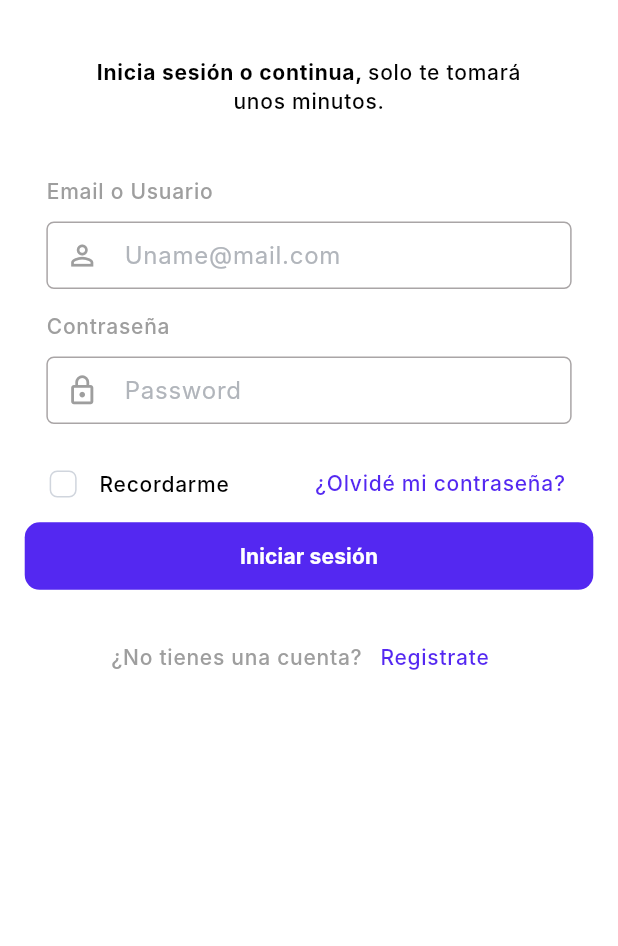
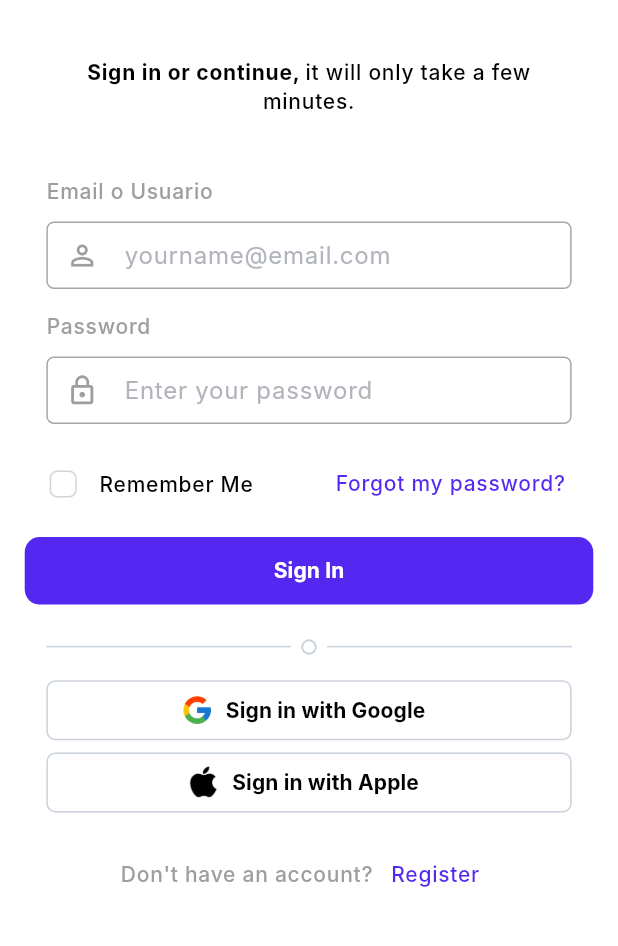
Before and after one commit to Jhodavid/Banca-Cr-ditos, a Flutter app: the SingInPage screen opened by its route, on a phone screen of 412 x 824 dp, the part 127-1073 px from its top. Run offline on Flutter 3.47's test engine with Material 3 defaults, Android fonts, the light colour scheme and no system bars; our stand-ins replace flutter_riverpod, go_router; generated files the repository leaves out were written again; Roboto replaces fonts that are missing (Inter).

Commit message:
Diseño y traducciones del módulo de autenticación

```diff
--- a/lib/config/app_theme.dart
+++ b/lib/config/app_theme.dart
@@ -1,5 +1,4 @@
 import 'package:flutter/material.dart';
-import 'package:flutter/services.dart';
 
 
 
@@ -27,6 +26,10 @@ class AppTheme {
       textTheme: const TextTheme().copyWith(
         bodyLarge: const TextStyle(
           color: Colors.black,
+        ),
+        bodyMedium: const TextStyle(
+          color: Colors.grey,
+          fontSize: 14
         ),
         displaySmall: const TextStyle(
           fontSize: 30,
@@ -58,6 +61,7 @@ class AppTheme {
       ),
       filledButtonTheme: FilledButtonThemeData(
         style: ButtonStyle(
+          iconColor: const MaterialStatePropertyAll<Color>(Colors.grey),
           fixedSize: const MaterialStatePropertyAll<Size>(
             Size(double.infinity, 45)
           ),
--- a/lib/config/localization/arb/app_en.arb
+++ b/lib/config/localization/arb/app_en.arb
@@ -1,8 +1,39 @@
 {
     "@@locale": "en",
     "app_name": "Banking credits",
-    "on_boarding_first_message": "Accede a créditos\ncon un solo toque y sin\ncomplicaciones.",
-    "on_boarding_second_message": "Toma el control de tus\nfinanzas con confianza y\naccede a ellas sin\nrestricciones.",
-    "on_boarding_sign_in": "Ingresar",
-    "on_boarding_sign_up": "Registrarme"
+    "on_boarding_first_message": "Access credits\nwith just one tap and without\ncomplications.",
+    "on_boarding_second_message": "Take control of your\nfinances with confidence and\naccess them without\nrestrictions.",
+    "on_boarding_sign_in": "Sign In",
+    "on_boarding_sign_up": "Sign Up",
+    "auth_register_in": "Register",
+    "auth_only_take_few_minutes": "It will only take a few minutes",
+    "auth_full_name_label": "Full Name",
+    "auth_full_name_hint": "Enter your name",
+    "auth_id_label": "Identification",
+    "auth_id_hint": "Enter your identification number",
+    "auth_email_label": "Email",
+    "auth_email_or_user_label": "Email or Username",
+    "auth_email_hint": "yourname@email.com",
+    "auth_password_label": "Password",
+    "auth_password_hint": "Enter your password",
+    "auth_term_and_policy_part_1": "I accept the ",
+    "auth_term_and_policy_part_2": "Terms ",
+    "auth_term_and_policy_part_3": "and ",
+    "auth_term_and_policy_part_4": "Conditions ",
+    "auth_term_and_policy_part_5": "and the ",
+    "auth_term_and_policy_part_6": "Privacy Policy ",
+    "auth_term_and_policy_part_7": "of Credit Bank",
+    "auth_continue": "Continue",
+    "auth_do_you_have_account": "Do you already have an account?",
+    "auth_log_in": "Log In",
+    "auth_do_log_in": "Sign In",
+    "auth_register_success_title": "Successful Registration",
+    "auth_register_success_message": "We have successfully saved your credentials.\nPress continue to move forward.",
+    "auth_sing_in_message_part_1": "Sign in or continue, ",
+    "auth_sing_in_message_part_2": "it will only take a few minutes.",
+    "auth_remember": "Remember Me",
+    "auth_forgot_password": "Forgot my password?",
+    "auth_sign_in_google": "Sign in with Google",
+    "auth_sign_in_apple": "Sign in with Apple",
+    "auth_dont_have_account": "Don't have an account?"
 }
--- a/lib/config/localization/arb/app_es.arb
+++ b/lib/config/localization/arb/app_es.arb
@@ -4,5 +4,36 @@
     "on_boarding_first_message": "Accede a créditos\ncon un solo toque y sin\ncomplicaciones.",
     "on_boarding_second_message": "Toma el control de tus\nfinanzas con confianza y\naccede a ellas sin\nrestricciones.",
     "on_boarding_sign_in": "Ingresar",
-    "on_boarding_sign_up": "Registrarme"
+    "on_boarding_sign_up": "Registrarme",
+    "auth_register_in": "Registrate",
+    "auth_only_take_few_minutes": "Solo te tomará unos minutos",
+    "auth_full_name_label": "Nombre completo",
+    "auth_full_name_hint": "Escribe tu nombre",
+    "auth_id_label": "Identificación",
+    "auth_id_hint": "Escribe tu número de identificación",
+    "auth_email_label": "Correo",
+    "auth__email_or_user_label": "Email o Usuario",
+    "auth_email_hint": "Unombre@correo.com",
+    "auth_password_label": "Contraseña",
+    "auth_password_hint": "Escribe tu contraseña",
+    "auth_term_and_policy_part_1": "Acepto los ",
+    "auth_term_and_policy_part_2": "Terminos ",
+    "auth_term_and_policy_part_3": "y ",
+    "auth_term_and_policy_part_4": "Condiciones ",
+    "auth_term_and_policy_part_5": "y la ",
+    "auth_term_and_policy_part_6": "Política de privacidad ",
+    "auth_term_and_policy_part_7": "de Banca créditos",
+    "auth_continue": "Continuar",
+    "auth_do_you_have_account": "¿Ya tienes una cuenta?",
+    "auth_log_in": "Inicia sesión",
+    "auth_do_log_in": "Iniciar sesión",
+    "auth_register_success_title": "Registro exitoso",
+    "auth_register_success_message": "Hemos guardado tus credenciales de forma\nexitosa, Presiona continuar para seguir\nadelante.",
+    "auth_sing_in_message_part_1": "Inicia sesión o continua, ",
+    "auth_sing_in_message_part_2": "solo te tomará unos minutos.",
+    "auth_remember": "Recordarme",
+    "auth_forgot_password": "¿Olvidé mi contraseña?",
+    "auth_sign_in_google": "Ingresa con Google",
+    "auth_sign_in_apple": "Ingresa con Apple",
+    "auth_dont_have_account": "¿No tienes una cuenta?"
 }
--- a/lib/presentation/modules/auth/pages/sing_in_page.dart
+++ b/lib/presentation/modules/auth/pages/sing_in_page.dart
@@ -1,10 +1,14 @@
-import 'package:banca_creditos/config/localization/app_localization.dart';
+import 'package:flutter/material.dart';
+
+import 'package:go_router/go_router.dart';
+
+
 import 'package:banca_creditos/config/router/app_routes.dart';
-import 'package:banca_creditos/presentation/widgets/app_filled_button.dart';
 import 'package:banca_creditos/presentation/widgets/app_logo.dart';
 import 'package:banca_creditos/presentation/widgets/app_text_field.dart';
-import 'package:flutter/material.dart';
-import 'package:go_router/go_router.dart';
+import 'package:banca_creditos/config/localization/app_localization.dart';
+import 'package:banca_creditos/presentation/widgets/app_filled_button.dart';
+import 'package:banca_creditos/presentation/modules/auth/widgets/external_auth_filled_button.dart';
 
 
 
@@ -14,7 +18,6 @@ class SingInPage extends StatelessWidget {
 
   @override
   Widget build(BuildContext context) {
-
     final l10n = context.l10n;
 
     final topDevicePadding = MediaQuery.of(context).padding.top;
@@ -51,13 +54,13 @@ class SingInPage extends StatelessWidget {
                       ),
                       children: <TextSpan>[
                         TextSpan(
-                          text: 'Inicia sesión o continua, ',
+                          text: l10n.auth_sing_in_message_part_1,
                           style: Theme.of(context).textTheme.labelMedium?.copyWith(
                             fontWeight: FontWeight.bold
                           )
                         ),
                         TextSpan(
-                          text: 'solo te tomará unos minutos.',
+                          text: l10n.auth_sing_in_message_part_2,
                           style: Theme.of(context).textTheme.labelMedium
                         )
                       ],
@@ -74,16 +77,16 @@ class SingInPage extends StatelessWidget {
                         child: Column(
                           children: [
                             AppTextField(
-                              label: 'Email o Usuario',
-                              hintText: 'Uname@mail.com',
+                              label: l10n.auth__email_or_user_label,
+                              hintText: l10n.auth_email_hint,
                               prefixIconData: Icons.person_outline,
                               onChanged: (value) {
 
                               },
                             ),
                             AppTextField(
-                              label: 'Contraseña',
-                              hintText: 'Password',
+                              label: l10n.auth_password_label,
+                              hintText: l10n.auth_password_hint,
                               prefixIconData: Icons.lock_outline,
                               onChanged: (value) {
 
@@ -111,7 +114,7 @@ class SingInPage extends StatelessWidget {
                       Padding(
                         padding: const EdgeInsets.only(top: 15),
                         child: Text(
-                          'Recordarme',
+                          l10n.auth_remember,
                           style: Theme.of(context).textTheme.labelMedium
                         ),
                       ),
@@ -119,7 +122,7 @@ class SingInPage extends StatelessWidget {
                       TextButton(
                         onPressed: () => context.push(AppRoutesEnum.signUp.path),
                         child: Text(
-                          '¿Olvidé mi contraseña?',
+                          l10n.auth_forgot_password,
                           style: Theme.of(context).textTheme.labelMedium?.copyWith(
                               color: Theme.of(context).colorScheme.primary
                           )
@@ -129,40 +132,77 @@ class SingInPage extends StatelessWidget {
                     ],
                   ),
                 ),
+                SizedBox(height: height*0.012),
                 Padding(
                   padding: EdgeInsets.symmetric(horizontal: width*0.04),
                   child: AppFilledButton(
-                    text: 'Iniciar sesión',
+                    text: l10n.auth_do_log_in,
                     onPressed: () {
 
                     },
                   ),
                 ),
-
-                const SizedBox(
+                SizedBox(height: height*0.02),
+                SizedBox(
                   height: 20,
+                  width: width*0.85,
                   child: Row(
+                    mainAxisAlignment: MainAxisAlignment.spaceBetween,
                     children: [
-                      Divider(color: Colors.grey, height: 1, thickness: 1),
-                      Text('o'),
-                      Divider(color: Colors.grey, height: 1)
+                      SizedBox(
+                        width: (width*0.425)-12,
+                        child: const Divider(
+                          color: Color(0xffC8D0D9),
+                          height: 1,
+                          thickness: 1
+                        )
+                      ),
+                      const Icon(
+                        Icons.circle_outlined,
+                        color: Color(0xffC8D0D9),
+                        size: 12,
+                      ),
+                      SizedBox(
+                        width: (width*0.425)-12,
+                        child: const Divider(
+                          color: Color(0xffC8D0D9),
+                          height: 1,
+                          thickness: 1
+                        )
+                      ),
                     ],
                   ),
                 ),
+                SizedBox(height: height*0.015),
+                ExternalAuthFilledButton(
+                  text: l10n.auth_sign_in_google,
+                  iconPath: 'assets/google.png',
+                  onPressed: () {
 
+                  },
+                ),
+                SizedBox(height: height*0.01),
+                ExternalAuthFilledButton(
+                  text: l10n.auth_sign_in_apple,
+                  iconPath: 'assets/apple.png',
+                  onPressed: () {
+
+                  },
+                ),
+                SizedBox(height: height*0.022),
                 Row(
                   mainAxisAlignment: MainAxisAlignment.center,
                   children: [
                     Text(
-                      '¿No tienes una cuenta?',
+                        l10n.auth_dont_have_account,
                       style: Theme.of(context).textTheme.labelMedium?.copyWith(
                         color: Colors.grey
                       )
                     ),
                     TextButton(
-                      onPressed: () => context.push(AppRoutesEnum.singIn.path),
+                      onPressed: () => context.push(AppRoutesEnum.signUp.path),
                       child: Text(
-                        'Registrate',
+                        l10n.auth_register_in,
                         style: Theme.of(context).textTheme.labelMedium?.copyWith(
                           color: Theme.of(context).colorScheme.primary
                         )
--- a/lib/presentation/modules/auth/pages/sing_up_page.dart
+++ b/lib/presentation/modules/auth/pages/sing_up_page.dart
@@ -1,10 +1,13 @@
-import 'package:banca_creditos/config/localization/app_localization.dart';
+import 'package:flutter/material.dart';
+
+import 'package:go_router/go_router.dart';
+
+
 import 'package:banca_creditos/config/router/app_routes.dart';
-import 'package:banca_creditos/presentation/widgets/app_filled_button.dart';
 import 'package:banca_creditos/presentation/widgets/app_logo.dart';
 import 'package:banca_creditos/presentation/widgets/app_text_field.dart';
-import 'package:flutter/material.dart';
-import 'package:go_router/go_router.dart';
+import 'package:banca_creditos/config/localization/app_localization.dart';
+import 'package:banca_creditos/presentation/widgets/app_filled_button.dart';
 
 
 
@@ -39,11 +42,11 @@ class SingUpPage extends StatelessWidget {
                 const AppLogo(),
                 SizedBox(height: height*0.03),
                 Text(
-                  'Regístrate',
+                  l10n.auth_register_in,
                   style: Theme.of(context).textTheme.titleMedium,
                 ),
                 Text(
-                  'Solo te tomará unos minutos.',
+                  l10n.auth_only_take_few_minutes,
                   style: Theme.of(context).textTheme.titleSmall,
                 ),
                 SizedBox(height: height*0.03),
@@ -56,31 +59,31 @@ class SingUpPage extends StatelessWidget {
                         child: Column(
                           children: [
                             AppTextField(
-                              label: 'Nombre completo',
-                              hintText: 'Escribe tu nombre',
+                              label: l10n.auth_email_label,
+                              hintText: l10n.auth_email_hint,
                               prefixIconData: Icons.person_outline,
                               onChanged: (value) {
 
                               },
                             ),
                             AppTextField(
-                              label: 'Identificación',
-                              hintText: 'Escribe tu número de identificación',
+                              label: l10n.auth_id_label,
+                              hintText: l10n.auth_id_hint,
                               onChanged: (value) {
 
                               },
                             ),
                             AppTextField(
-                              label: 'Email',
-                              hintText: 'Uname@mail.com',
+                              label: l10n.auth_email_label,
+                              hintText: l10n.auth_email_hint,
                               prefixIconData: Icons.person_outline,
                               onChanged: (value) {
 
                               },
                             ),
                             AppTextField(
-                              label: 'Contraseña',
-                              hintText: 'Password',
+                              label: l10n.auth_password_label,
+                              hintText: l10n.auth_password_hint,
                               prefixIconData: Icons.lock_outline,
                               onChanged: (value) {
 
@@ -116,37 +119,37 @@ class SingUpPage extends StatelessWidget {
                           ),
                           children: <TextSpan>[
                             TextSpan(
-                              text: 'Acepto los ',
+                              text: l10n.auth_term_and_policy_part_1,
                               style: Theme.of(context).textTheme.labelMedium
                             ),
                             TextSpan(
-                              text: 'Terminos ',
+                              text: l10n.auth_term_and_policy_part_2,
                               style: Theme.of(context).textTheme.labelMedium?.copyWith(
                                 color: Theme.of(context).colorScheme.primary
                               )
                             ),
                             TextSpan(
-                              text: 'y ',
+                              text: l10n.auth_term_and_policy_part_3,
                               style: Theme.of(context).textTheme.labelMedium
                             ),
                             TextSpan(
-                              text: 'Condiciones ',
+                              text: l10n.auth_term_and_policy_part_4,
                               style: Theme.of(context).textTheme.labelMedium?.copyWith(
                                 color: Theme.of(context).colorScheme.primary
                               )
                             ),
                             TextSpan(
-                              text: 'y la ',
+                              text: l10n.auth_term_and_policy_part_5,
                               style: Theme.of(context).textTheme.labelMedium
                             ),
                             TextSpan(
-                              text: 'Política de privacidad ',
+                              text: l10n.auth_term_and_policy_part_6,
                               style: Theme.of(context).textTheme.labelMedium?.copyWith(
                                 color: Theme.of(context).colorScheme.primary
                               )
                             ),
                             TextSpan(
-                              text: 'de Banca créditos',
+                              text: l10n.auth_term_and_policy_part_7,
                               style: Theme.of(context).textTheme.labelMedium
                             ),
                           ],
@@ -160,17 +163,15 @@ class SingUpPage extends StatelessWidget {
                 Padding(
                   padding: EdgeInsets.symmetric(horizontal: width*0.04),
                   child: AppFilledButton(
-                    text: 'Continuar',
-                    onPressed: () {
-
-                    },
+                    text: l10n.auth_continue,
+                    onPressed: () => context.push(AppRoutesEnum.signUpCheck.path),
                   ),
                 ),
                 Row(
                   mainAxisAlignment: MainAxisAlignment.center,
                   children: [
                     Text(
-                      '¿Ya tienes una cuenta?',
+                        l10n.auth_do_you_have_account,
                       style: Theme.of(context).textTheme.labelMedium?.copyWith(
                         color: Colors.grey
                       )
@@ -178,7 +179,7 @@ class SingUpPage extends StatelessWidget {
                     TextButton(
                       onPressed: () => context.push(AppRoutesEnum.singIn.path),
                       child: Text(
-                        'Inicia sesión',
+                        l10n.auth_log_in,
                         style: Theme.of(context).textTheme.labelMedium?.copyWith(
                           color: Theme.of(context).colorScheme.primary
                         )
--- /dev/null
+++ b/lib/presentation/modules/auth/widgets/external_auth_filled_button.dart
@@ -0,0 +1,47 @@
+import 'package:flutter/material.dart';
+
+
+
+class ExternalAuthFilledButton extends StatelessWidget {
+
+  final String text;
+  final String iconPath;
+  final void Function() onPressed;
+
+  const ExternalAuthFilledButton({
+    super.key,
+    required this.text,
+    required this.iconPath,
+    required this.onPressed
+  });
+
+  @override
+  Widget build(BuildContext context) {
+    final width = MediaQuery.of(context).size.width;
+
+    return SizedBox(
+      width: width*0.85,
+      height: 40,
+      child: FilledButton.icon(
+        style: ButtonStyle(
+          backgroundColor: const MaterialStatePropertyAll<Color>(Colors.white),
+          side: const MaterialStatePropertyAll<BorderSide>(BorderSide(color: Color(0xffC8D0D9))),
+          shape: MaterialStatePropertyAll<RoundedRectangleBorder>(RoundedRectangleBorder(borderRadius: BorderRadius.circular(6)))
+        ),
+        icon: Image.asset(
+          iconPath,
+          height: 22,
+        ),
+        onPressed: () {
+
+        },
+        label: Text(
+          text,
+          style: Theme.of(context).textTheme.labelLarge?.copyWith(
+            color: Colors.black
+          )
+        )
+      ),
+    );
+  }
+}
--- a/lib/presentation/widgets/app_logo.dart
+++ b/lib/presentation/widgets/app_logo.dart
@@ -1,5 +1,6 @@
+import 'package:flutter/material.dart';
+
 import 'package:banca_creditos/config/localization/app_localization.dart';
-import 'package:flutter/material.dart';
 
 
 
```
Also changed, not shown: lib/presentation/modules/auth/pages/sing_up_check_page.dart (+124 -1 lines), assets/apple.png (added), assets/google.png (added).
